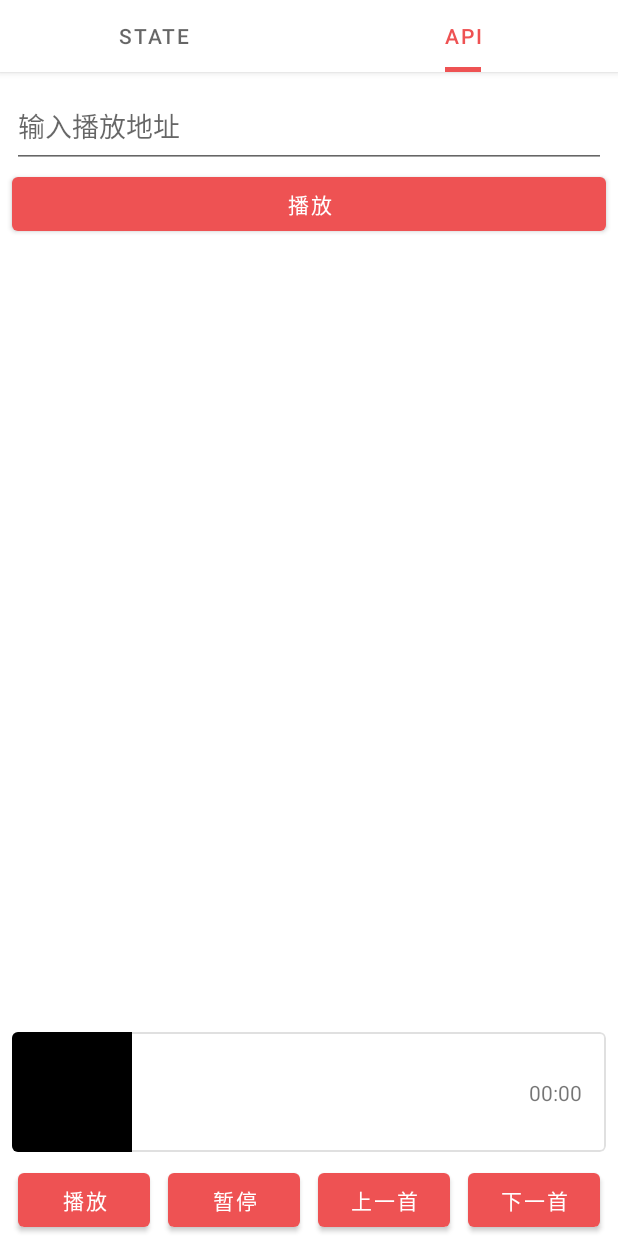
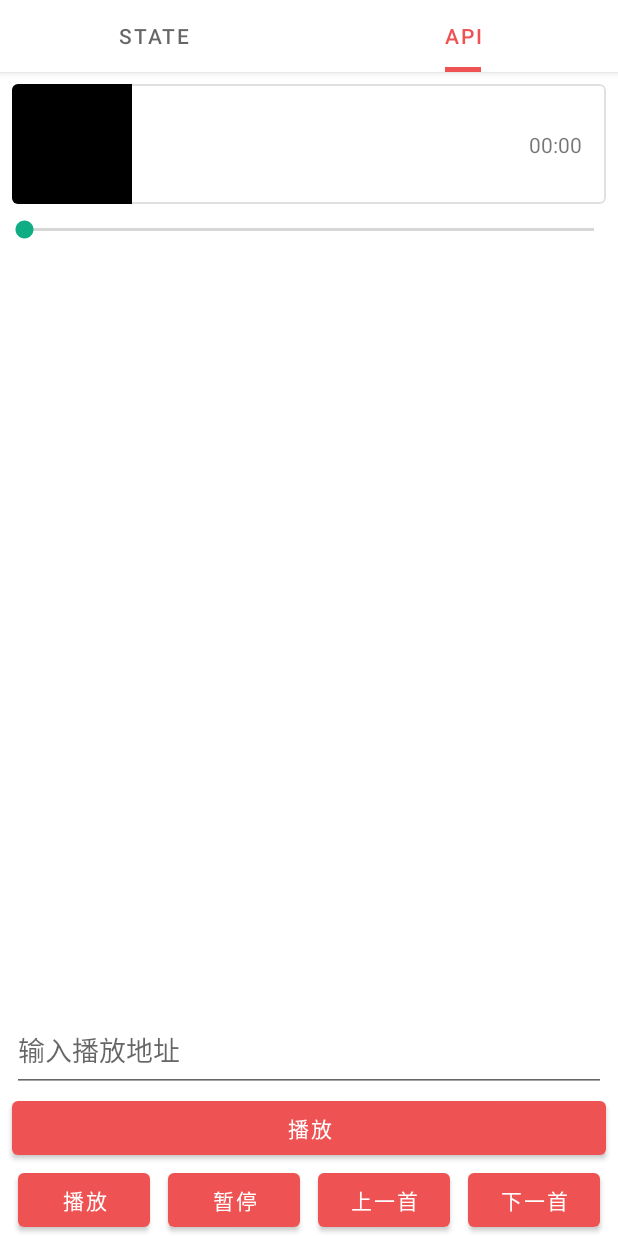
Before and after one commit to Caikun00/KunMusic, an Android app: the screen it shows after launch (MainActivity), tab 2 chosen, on a phone screen of 412 x 824 dp. Run offline under Robolectric (Android 15) with nearby library versions, the phone set to English and light mode, and no system bars; our stand-ins replace data binding; libraries missing offline, so code that uses them is left out: com.drake.statusbar; 2 statements that could not run were skipped.

Commit message:
加入进度监听

```diff
--- a/app/src/main/java/site/caikun/kunmusic/fragment/MusicApiFragment.kt
+++ b/app/src/main/java/site/caikun/kunmusic/fragment/MusicApiFragment.kt
@@ -1,11 +1,13 @@
 package site.caikun.kunmusic.fragment
 
+import android.annotation.SuppressLint
 import android.util.Log
 import site.caikun.kunmusic.R
 import site.caikun.kunmusic.databinding.FragmentMusicApiBinding
 import site.caikun.kunmusic.engine.EngineFragment
 import site.caikun.kunmusic.utils.ToastUtil
 import site.caikun.music.KunMusic
+import site.caikun.music.listener.OnPlayProgressListener
 import site.caikun.music.player.MusicState
 import site.caikun.music.utils.MusicInfo
 
@@ -32,16 +34,26 @@ class MusicApiFragment : EngineFragment<FragmentMusicApiBinding>(R.layout.fragme
         }
 
         KunMusic.with()?.currentState()?.observe(this) {
+            binding.state.text = it.toString()
             when (it) {
                 MusicState.SWITCH, MusicState.PLAYING, MusicState.ERROR ->
                     binding.data = KunMusic.with()?.currentMusicInfo()
             }
-            binding.text.text = it
             Log.d(TAG, "state: $it")
         }
 
         binding.pause.setOnClickListener { KunMusic.with()?.pause() }
+
         binding.last.setOnClickListener { KunMusic.with()?.skipToLast() }
         binding.next.setOnClickListener { KunMusic.with()?.skipToNext() }
+
+        KunMusic.with()?.setOnPlayProgressListener(object : OnPlayProgressListener {
+            @SuppressLint("SetTextI18n")
+            override fun onPlayProgress(position: Long, duration: Long, buffered: Long) {
+                binding.seekBar.max = duration.toInt()
+                binding.seekBar.progress = position.toInt()
+                binding.seekBar.secondaryProgress = buffered.toInt()
+            }
+        })
     }
 }
--- a/app/src/main/res/layout/fragment_music_api.xml
+++ b/app/src/main/res/layout/fragment_music_api.xml
@@ -20,14 +20,13 @@
             android:layout_width="match_parent"
             android:layout_height="56dp"
             android:layout_marginStart="8dp"
-            android:layout_marginTop="8dp"
             android:layout_marginEnd="8dp"
             android:autofillHints=""
             android:hint="@string/playUrl"
             android:inputType="textUri"
+            app:layout_constraintBottom_toTopOf="@+id/playUrl"
             app:layout_constraintEnd_toEndOf="parent"
             app:layout_constraintStart_toStartOf="parent"
-            app:layout_constraintTop_toTopOf="parent"
             tools:ignore="TextContrastCheck" />
 
         <Button
@@ -37,20 +36,10 @@
             android:layout_marginStart="8dp"
             android:layout_marginEnd="8dp"
             android:text="@string/play"
+            app:layout_constraintBottom_toTopOf="@+id/constraintLayout"
             app:layout_constraintEnd_toEndOf="parent"
             app:layout_constraintStart_toStartOf="parent"
-            app:layout_constraintTop_toBottomOf="@+id/input"
-            tools:ignore="TextContrastCheck" />
-
-        <TextView
-            android:id="@+id/text"
-            android:layout_width="0dp"
-            android:layout_height="wrap_content"
-            android:layout_marginStart="8dp"
-            android:layout_marginEnd="8dp"
-            app:layout_constraintEnd_toEndOf="parent"
-            app:layout_constraintStart_toStartOf="parent"
-            app:layout_constraintTop_toBottomOf="@+id/playUrl" />
+            tools:ignore="TextContrastCheck,DuplicateSpeakableTextCheck" />
 
         <com.google.android.material.card.MaterialCardView
             android:id="@+id/materialCardView"
@@ -58,9 +47,9 @@
             android:layout_width="match_parent"
             android:layout_height="80dp"
             android:layout_margin="8dp"
-            app:layout_constraintBottom_toTopOf="@+id/constraintLayout"
             app:layout_constraintEnd_toEndOf="parent"
-            app:layout_constraintStart_toStartOf="parent">
+            app:layout_constraintStart_toStartOf="parent"
+            app:layout_constraintTop_toTopOf="parent">
 
             <androidx.constraintlayout.widget.ConstraintLayout
                 android:layout_width="match_parent"
@@ -140,7 +129,8 @@
                 app:layout_constraintBottom_toBottomOf="parent"
                 app:layout_constraintEnd_toStartOf="@+id/pause"
                 app:layout_constraintHorizontal_bias="0.5"
-                app:layout_constraintStart_toStartOf="parent" />
+                app:layout_constraintStart_toStartOf="parent"
+                tools:ignore="TextContrastCheck" />
 
             <Button
                 android:id="@+id/pause"
@@ -150,7 +140,8 @@
                 app:layout_constraintBottom_toBottomOf="@+id/play"
                 app:layout_constraintEnd_toStartOf="@+id/last"
                 app:layout_constraintHorizontal_bias="0.5"
-                app:layout_constraintStart_toEndOf="@+id/play" />
+                app:layout_constraintStart_toEndOf="@+id/play"
+                tools:ignore="TextContrastCheck" />
 
             <Button
                 android:id="@+id/last"
@@ -160,7 +151,8 @@
                 app:layout_constraintBottom_toBottomOf="parent"
                 app:layout_constraintEnd_toStartOf="@+id/next"
                 app:layout_constraintHorizontal_bias="0.5"
-                app:layout_constraintStart_toEndOf="@+id/pause" />
+                app:layout_constraintStart_toEndOf="@+id/pause"
+                tools:ignore="TextContrastCheck" />
 
             <Button
                 android:id="@+id/next"
@@ -170,9 +162,30 @@
                 app:layout_constraintBottom_toBottomOf="parent"
                 app:layout_constraintEnd_toEndOf="parent"
                 app:layout_constraintHorizontal_bias="0.5"
-                app:layout_constraintStart_toEndOf="@+id/last" />
+                app:layout_constraintStart_toEndOf="@+id/last"
+                tools:ignore="TextContrastCheck" />
 
         </androidx.constraintlayout.widget.ConstraintLayout>
+
+        <SeekBar
+            android:id="@+id/seekBar"
+            android:layout_width="0dp"
+            android:layout_height="wrap_content"
+            android:layout_marginTop="8dp"
+            app:layout_constraintEnd_toEndOf="parent"
+            app:layout_constraintStart_toStartOf="parent"
+            app:layout_constraintTop_toBottomOf="@+id/materialCardView" />
+
+        <TextView
+            android:id="@+id/state"
+            android:layout_width="0dp"
+            android:layout_height="wrap_content"
+            android:layout_marginStart="8dp"
+            android:layout_marginTop="8dp"
+            android:layout_marginEnd="8dp"
+            app:layout_constraintEnd_toEndOf="parent"
+            app:layout_constraintStart_toStartOf="parent"
+            app:layout_constraintTop_toBottomOf="@+id/seekBar" />
 
     </androidx.constraintlayout.widget.ConstraintLayout>
 
--- /dev/null
+++ b/music/src/main/java/site/caikun/music/listener/OnPlayProgressListener.kt
@@ -0,0 +1,11 @@
+package site.caikun.music.listener
+
+interface OnPlayProgressListener {
+
+    /**
+     * @param position 进度
+     * @param duration 时长
+     * @param buffered 缓冲
+     */
+    fun onPlayProgress(position: Long, duration: Long, buffered: Long)
+}
--- a/music/src/main/java/site/caikun/music/player/ExoMusicPlayer.kt
+++ b/music/src/main/java/site/caikun/music/player/ExoMusicPlayer.kt
@@ -129,7 +129,10 @@ class ExoMusicPlayer(private val context: Context) : CustomMusicPlayer {
      * @return 音乐时长 Long
      */
     override fun duration(): Long {
-        return if (player != null) player!!.duration else 0
+        if (player != null) {
+            return if (player!!.duration < 0) 0 else player!!.duration
+        }
+        return 0
     }
 
     /**
```
Also changed, not shown: music/src/main/java/site/caikun/music/listener/OnPlayerStateListener.kt (added, +8 -0 lines), music/src/main/java/site/caikun/music/player/MusicController.kt (+30 -3 lines), music/src/main/java/site/caikun/music/utils/TimerTaskManager.kt (added, +46 -0 lines).
